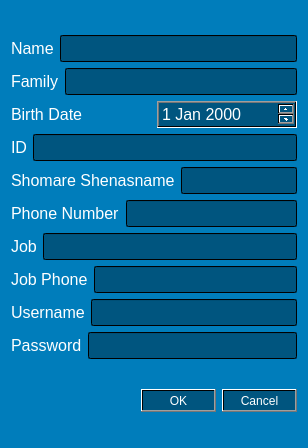
This is CarExhibitionManagement/Dialog_managerSingIn.ui in behruzsayyadi/AP98Project as Qt 5 draws it before an edit. The edited form follows.
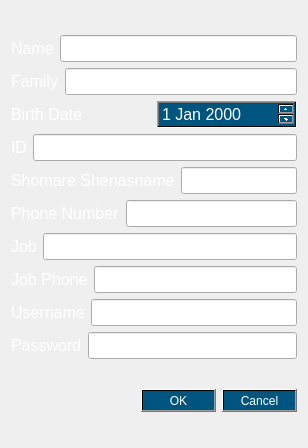
This is the edited form.

What changed in the file:
```diff
--- a/CarExhibitionManagement/Dialog_managerSingIn.ui
+++ b/CarExhibitionManagement/Dialog_managerSingIn.ui
@@ -13,16 +13,6 @@
   <property name="windowTitle">
    <string>Dialog</string>
   </property>
-  <property name="styleSheet">
-   <string notr="true">QDialog{background-color: qlineargradient(spread:reflect, x1:1, y1:0, x2:1, y2:1, stop:0.517413 rgba(0, 125, 187, 255));
-color: rgb(255, 255, 255);}
-QLineEdit
-{
-background-color: qlineargradient(spread:reflect, x1:1, y1:0, x2:1, y2:1, stop:0.517413 rgba(0, 85, 127, 255));
-color: rgb(255, 255, 255);
-}
-</string>
-  </property>
   <layout class="QGridLayout" name="gridLayout">
    <item row="0" column="0">
     <layout class="QVBoxLayout" name="verticalLayout">
```
